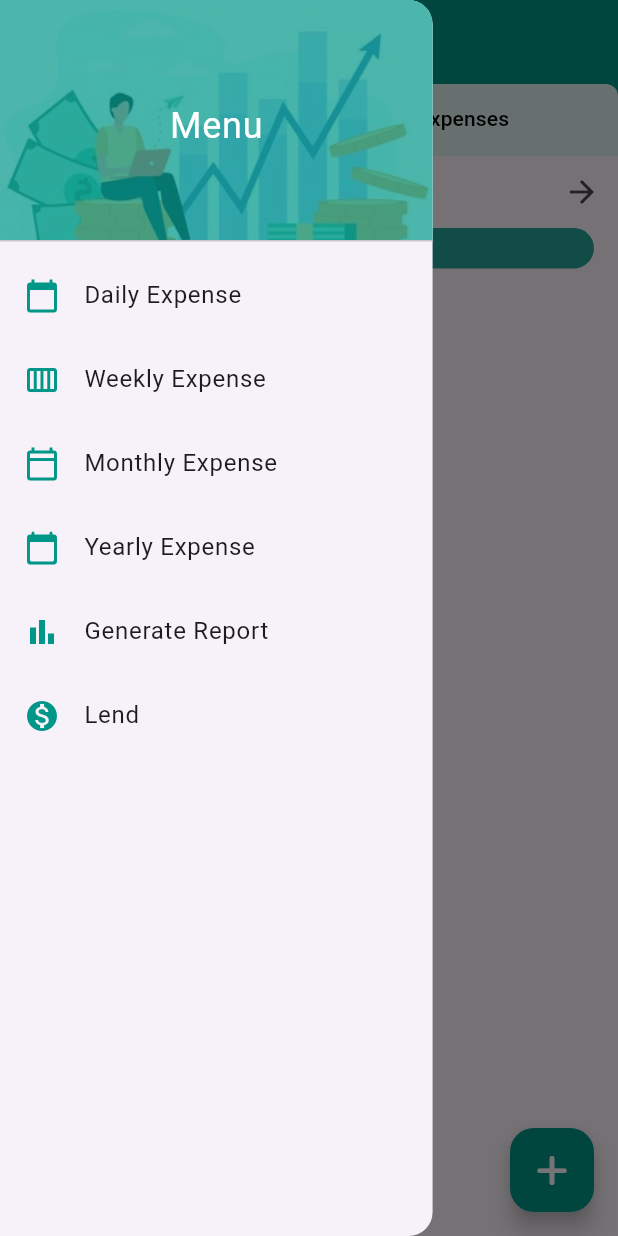
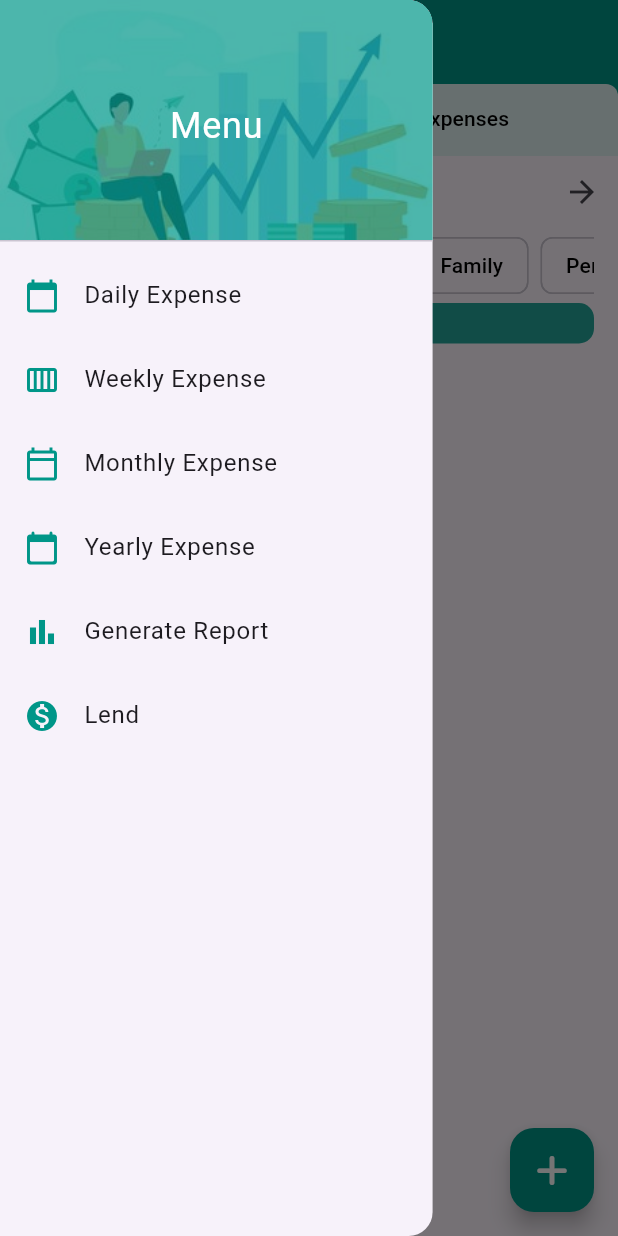
Before and after one commit to alxayeed/FinKeep, a Flutter app: the screen it shows after launch, tab 2 chosen, with the side drawer open, on a phone screen of 412 x 824 dp. Run offline on Flutter 3.47's test engine with Material 3 defaults, Android fonts, the phone set to English and light mode, and no system bars; our stand-ins replace cloud_firestore, equatable, firebase_core, fl_chart, font_awesome_flutter, get; accounts and stored records are empty.

Commit message:
ADD: category based filtering added(#25)

```diff
--- a/lib/core/routes/app_routes.dart
+++ b/lib/core/routes/app_routes.dart
@@ -12,13 +12,13 @@ class AppRoutes {
   static const String yearlyExpense = '/yearlyExpense';
 
   static List<GetPage> routes = [
-    GetPage(name: home, page: () => MonthlyExpenseScreen()),
+    GetPage(name: home, page: () => const MonthlyExpenseScreen()),
     // GetPage(
     //     name: expenseDetails,
     //     page: () => ExpenseDetailsScreen(expense: Get.arguments)),
     GetPage(name: dailyExpense, page: () => const DailyExpenseScreen()),
     GetPage(name: weeklyExpense, page: () => const WeeklyExpenseScreen()),
-    GetPage(name: monthlyExpense, page: () => MonthlyExpenseScreen()),
+    GetPage(name: monthlyExpense, page: () => const MonthlyExpenseScreen()),
     GetPage(name: yearlyExpense, page: () => const YearlyExpenseScreen()),
   ];
 }
--- a/lib/core/styles/app_colors.dart
+++ b/lib/core/styles/app_colors.dart
@@ -18,8 +18,6 @@ class AppColors {
 
   static Color getColorForCategory(String category) {
     final expenseCategory = ExpenseCategoryExtension.fromString(category);
-    print(expenseCategory);
-    print(categoryColors[expenseCategory]);
     return categoryColors[expenseCategory] ?? defaultColor;
   }
 }
--- a/lib/features/expense/presentation/controllers/expense_controller.dart
+++ b/lib/features/expense/presentation/controllers/expense_controller.dart
@@ -1,6 +1,7 @@
 import 'package:get/get.dart';
 import 'package:spendly/features/expense/domain/usecases/get_monthly_expense.dart';
 
+import '../../../../core/enums/expense_category.dart';
 import '../../domain/entities/expense_entity.dart';
 import '../../domain/usecases/usecases.dart';
 
@@ -15,6 +16,15 @@ class ExpenseController extends GetxController {
   var expenses = <ExpenseEntity>[].obs;
   var isLoading = false.obs;
   var totalExpense = 0.0.obs;
+
+  // Categories derived from enum
+  final categories = <String>[
+    'All',
+    ...ExpenseCategory.values.map((e) => e.displayName),
+  ];
+
+  var selectedCategory = 'All'.obs;
+  var filteredExpenses = <ExpenseEntity>[].obs;
 
   ExpenseController({
     required this.getAllExpenses,
@@ -33,13 +43,14 @@ class ExpenseController extends GetxController {
 
   double getTotalExpense() {
     totalExpense.value = expenses.fold(0.0, (sum, item) => sum + item.amount);
-  return totalExpense.value;
+    return totalExpense.value;
   }
 
   Future<void> fetchExpenses() async {
     isLoading.value = true;
     try {
       expenses.value = await getAllExpenses.call('userId');
+      filterExpensesByCategory();
     } finally {
       isLoading.value = false;
     }
@@ -50,6 +61,7 @@ class ExpenseController extends GetxController {
     try {
       expenses.value = await getMonthlyExpensesUseCase('userId', month);
       getTotalExpense();
+      filterExpensesByCategory();
     } finally {
       isLoading.value = false;
     }
@@ -70,4 +82,23 @@ class ExpenseController extends GetxController {
     await deleteExpense.call(id);
     fetchExpenses();
   }
+
+  // Filter expenses based on the selected category
+  void filterExpensesByCategory() {
+    if (selectedCategory.value == 'All') {
+      filteredExpenses.value = expenses;
+    } else {
+      filteredExpenses.value = expenses
+          .where((expense) =>
+      expense.category ==
+          selectedCategory.value)
+          .toList();
+    }
+  }
+
+
+  void updateSelectedCategory(String category) {
+    selectedCategory.value = category;
+    filterExpensesByCategory();
+  }
 }
--- a/lib/features/expense/presentation/screens/monthly_expense_screen.dart
+++ b/lib/features/expense/presentation/screens/monthly_expense_screen.dart
@@ -1,3 +1,4 @@
+import 'package:flutter/cupertino.dart';
 import 'package:flutter/material.dart';
 import 'package:get/get.dart';
 
@@ -54,7 +55,6 @@ class _MonthlyExpenseScreenState extends State<MonthlyExpenseScreen> {
                 ),
               ],
             ),
-
             Column(
               children: [
                 MonthSelector(
@@ -64,21 +64,59 @@ class _MonthlyExpenseScreenState extends State<MonthlyExpenseScreen> {
                   },
                   totalExpense: controller.getTotalExpense(),
                 ),
+
+                // Category list
+                Container(
+                  height: 50,
+                  padding: const EdgeInsets.symmetric(horizontal: 16.0),
+                  child: ListView.builder(
+                    scrollDirection: Axis.horizontal,
+                    itemCount: controller.categories.length,
+                    itemBuilder: (context, index) {
+                      final isAllCategory = index == 0;
+                      final category = isAllCategory ? 'All' : controller.categories[index];
+
+                      // Move the Obx here to ensure only the selection state is observed
+                      return Obx(() {
+                        final isSelected = controller.selectedCategory.value == category;
+
+                        return Padding(
+                          padding: const EdgeInsets.symmetric(horizontal: 4.0),
+                          child: ChoiceChip(
+                            label: Text(
+                              category,
+                              style: TextStyle(
+                                color: isSelected ? Colors.white : Colors.black,
+                              ),
+                            ),
+                            selected: isSelected,
+                            selectedColor: Colors.teal,
+                            onSelected: (selected) {
+                              if (selected) {
+                                controller.updateSelectedCategory(category);
+                              }
+                            },
+                          ),
+                        );
+                      });
+                    },
+                  ),
+                ),
                 Obx(() => _buildExpenseSummary()),
                 Expanded(
                   child: Obx(() {
                     if (controller.isLoading.value) {
                       return const Center(child: CircularProgressIndicator());
-                    } else if (controller.expenses.isEmpty) {
+                    } else if (controller.filteredExpenses.isEmpty) {
                       return const Center(child: Text('No expenses found.'));
                     }
                     return RefreshIndicator(
                       onRefresh: () =>
                           controller.fetchMonthlyExpenses(_selectedMonth),
                       child: ListView.builder(
-                        itemCount: controller.expenses.length,
+                        itemCount: controller.filteredExpenses.length,
                         itemBuilder: (context, index) {
-                          final expense = controller.expenses[index];
+                          final expense = controller.filteredExpenses[index];
                           return ExpenseCardWidget(
                             expense: expense,
                             onDismissed: () {
@@ -104,7 +142,7 @@ class _MonthlyExpenseScreenState extends State<MonthlyExpenseScreen> {
       margin: const EdgeInsets.symmetric(horizontal: 16.0),
       width: double.infinity,
       decoration: BoxDecoration(
-          color: Colors.teal.shade400, borderRadius: BorderRadius.circular(30)),
+          color: Colors.teal.shade400, borderRadius: BorderRadius.circular(10)),
       child: Center(
         child: Text(
           '${controller.totalExpense.value.toStringAsFixed(2)} ৳',
--- a/lib/features/expense/presentation/widgets/month_selector.dart
+++ b/lib/features/expense/presentation/widgets/month_selector.dart
@@ -1,9 +1,6 @@
 import 'package:flutter/material.dart';
-import 'package:get/get.dart';
-import 'package:get/get_core/src/get_main.dart';
 import 'package:intl/intl.dart';
 
-import '../controllers/expense_controller.dart';
 
 class MonthSelector extends StatefulWidget {
   final ValueChanged<DateTime> onMonthChanged;
--- a/lib/main.dart
+++ b/lib/main.dart
@@ -4,7 +4,6 @@ import 'package:get/get_navigation/src/root/get_material_app.dart';
 import 'package:spendly/core/routes/app_routes.dart';
 
 import 'dependency_injection.dart';
-import 'features/expense/presentation/screens/screens.dart';
 import 'firebase_options.dart';
 
 void main() async {
```
